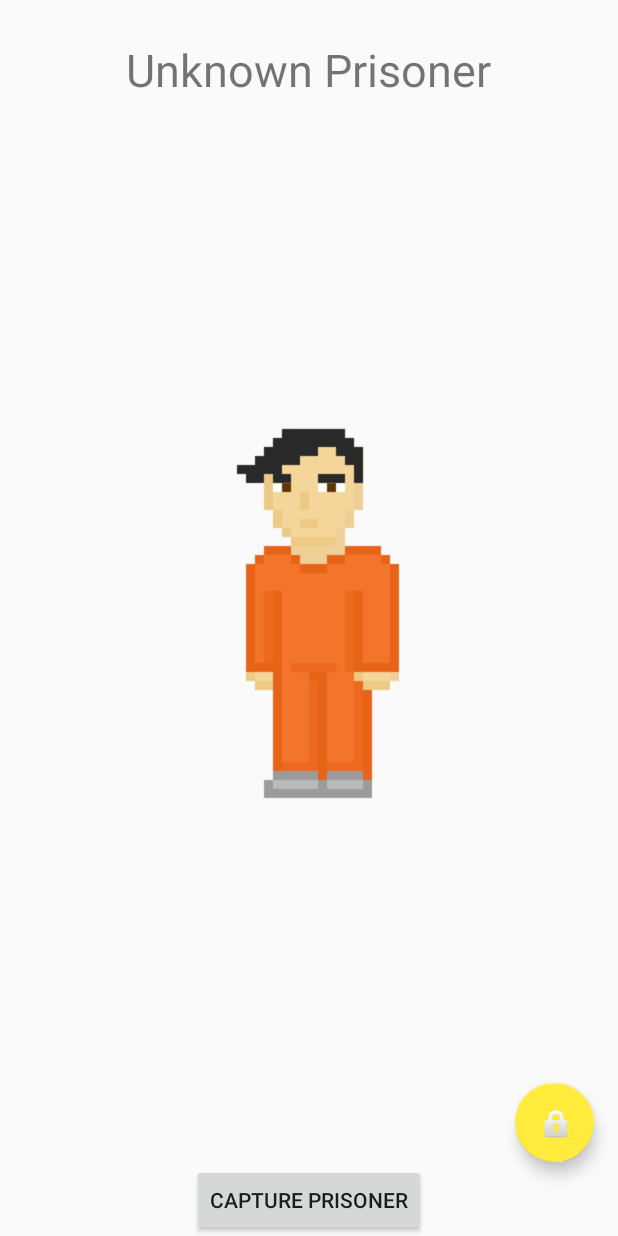
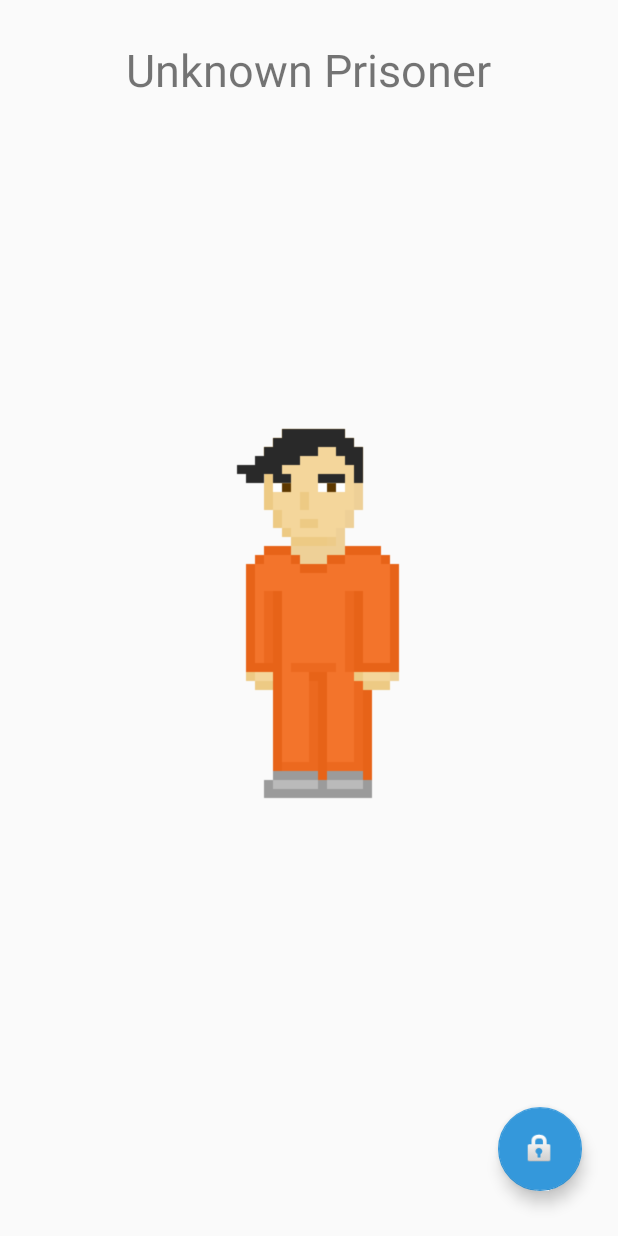
Before and after one commit to dannylui91/CatchEmAll, an Android app: the layout activity_prisoner_encounter.xml on its own in the app's theme, with its tools: preview values and no code run, on a phone screen of 412 x 824 dp. Run offline under Robolectric (Android 15) with nearby library versions, the phone set to English and light mode, and no system bars.

Commit message:
updated all floating action buttons

```diff
--- a/app/src/main/java/nyc/c4q/jonathancolon/catchemall/PrisonCell.java
+++ b/app/src/main/java/nyc/c4q/jonathancolon/catchemall/PrisonCell.java
@@ -3,6 +3,7 @@ package nyc.c4q.jonathancolon.catchemall;
 import android.content.Intent;
 import android.database.sqlite.SQLiteDatabase;
 import android.os.Bundle;
+import android.support.design.widget.FloatingActionButton;
 import android.support.v7.app.AppCompatActivity;
 import android.view.View;
 import android.widget.Button;
@@ -22,6 +23,7 @@ public class PrisonCell extends AppCompatActivity {
     public static final String PRISONER_KEY = "prisoner_key_third_activity";
     private TextView nameLayer;
     private Button lockBtn;
+    private FloatingActionButton inspectLockBtn;
 
     private SQLiteDatabase db;
 
@@ -30,13 +32,13 @@ public class PrisonCell extends AppCompatActivity {
         super.onCreate(savedInstanceState);
         setContentView(R.layout.activity_prison_cell);
         nameLayer = (TextView) findViewById(R.id.prisoner_info);
-        lockBtn = (Button) findViewById(R.id.inspect_lock_button);
+        inspectLockBtn = (FloatingActionButton) findViewById(R.id.fab_inspect_lock);
 
         Intent intent = getIntent();
         Prisoner prisoner = (Prisoner) intent.getExtras().getSerializable(PRISONER_KEY);
 
         setViews(prisoner);
-        lockBtn.setOnClickListener(onClickInspectLock(prisoner));
+        inspectLockBtn.setOnClickListener(onClickInspectLock(prisoner));
     }
 
     private View.OnClickListener onClickInspectLock(final Prisoner prisoner) {
--- a/app/src/main/res/layout/activity_prisoner_encounter.xml
+++ b/app/src/main/res/layout/activity_prisoner_encounter.xml
@@ -69,19 +69,6 @@
                 android:layout_centerHorizontal="true" />
 
         </RelativeLayout>
-        <RelativeLayout
-            android:layout_height="match_parent"
-            android:layout_width="match_parent">
-
-            <Button
-                android:id="@+id/prisoner_button"
-                android:text="Capture Prisoner"
-                android:layout_width="wrap_content"
-                android:layout_height="wrap_content"
-                android:layout_alignParentBottom="true"
-                android:layout_centerHorizontal="true" />
-
-        </RelativeLayout>
 
         <RelativeLayout
             android:layout_height="match_parent"
@@ -102,12 +89,12 @@
                 android:layout_gravity="bottom|end"
                 android:src="@android:drawable/ic_lock_idle_lock"
                 android:layout_marginLeft="@dimen/fab_margin"
-                android:layout_marginRight="@dimen/fab_margin"
-                android:layout_marginBottom="49dp"
+                android:layout_marginRight="24dp"
+                android:layout_width="56dp"
+                android:layout_height="56dp"
                 android:layout_alignParentBottom="true"
-                android:layout_toEndOf="@+id/prisoner_name"
-                android:layout_width="wrap_content"
-                android:layout_height="wrap_content" />
+                android:layout_alignParentEnd="true"
+                android:layout_marginBottom="30dp" />
 
         </RelativeLayout>
 
--- a/app/src/main/res/values/colors.xml
+++ b/app/src/main/res/values/colors.xml
@@ -2,5 +2,5 @@
 <resources>
     <color name="colorPrimary">#e67e22</color>
     <color name="colorPrimaryDark">#d35400</color>
-    <color name="colorAccent">#FFEB3B</color>
+    <color name="colorAccent">#3498db</color>
 </resources>
```
Also changed, not shown: app/src/main/res/layout/activity_prison_cell.xml (+21 -9 lines).
